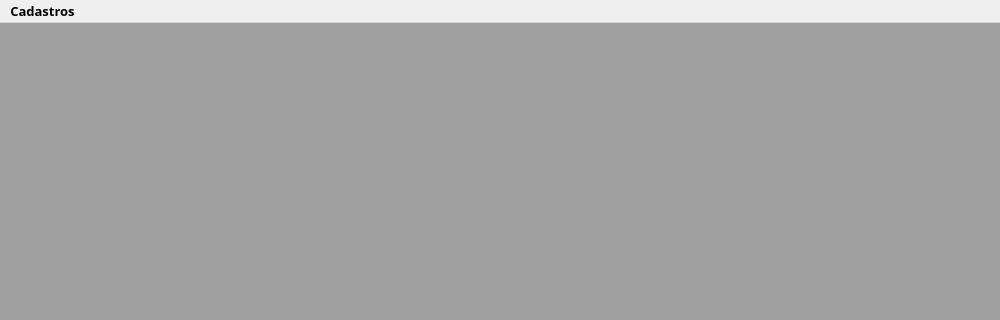
Before: the Qt Designer form app/views/ui/main_window.ui in RafaelOmega/Recargas_2.0, drawn with Qt 5; both pictures show x 0 to 1000 and y 0 to 320 of the 1000 by 600 pixel window.
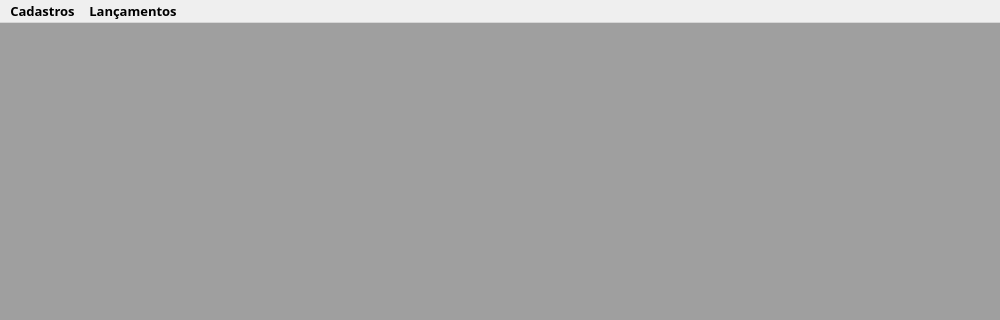
After: the same form once the commit is applied.

Diff of the .ui file:
```diff
--- a/app/views/ui/main_window.ui
+++ b/app/views/ui/main_window.ui
@@ -207,7 +207,14 @@
     </property>
     <addaction name="actionCad_Colaboradores"/>
    </widget>
+   <widget class="QMenu" name="menuLancamentos">
+    <property name="title">
+     <string>Lançamentos</string>
+    </property>
+    <addaction name="actionRecargas"/>
+   </widget>
    <addaction name="menuCadastros"/>
+   <addaction name="menuLancamentos"/>
   </widget>
   <action name="actionCad_Colaboradores">
    <property name="text">
```
Left out of the diff: 5 changed lines with no effect on the pictures.
